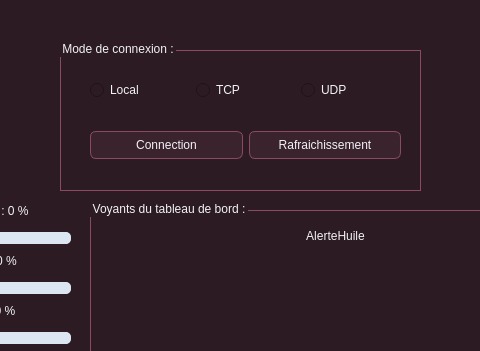
Old version of the form mainwindow.ui in the repository Kuro-Ex/Mini_Projet_Diag; both pictures show x 540 to 1020 and y 0 to 351 of the 1127 by 647 pixel window.
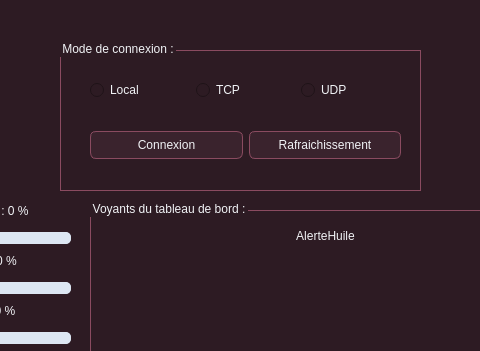
New version of the form. Icons and pictures are not drawn.

Commit message: Changement de la police

Diff of the .ui file:
```diff
--- a/mainwindow.ui
+++ b/mainwindow.ui
@@ -784,9 +784,9 @@
     <widget class="QPushButton" name="AlerteHuile">
      <property name="geometry">
       <rect>
-       <x>190</x>
+       <x>170</x>
        <y>20</y>
-       <width>111</width>
+       <width>131</width>
        <height>31</height>
       </rect>
      </property>
@@ -928,7 +928,7 @@
         <item>
          <widget class="QPushButton" name="connection">
           <property name="text">
-           <string>Connection</string>
+           <string>Connexion</string>
           </property>
          </widget>
         </item>
```
Left out of the diff: 28 changed lines with no effect on the pictures. The commit also changes 2 other files.
